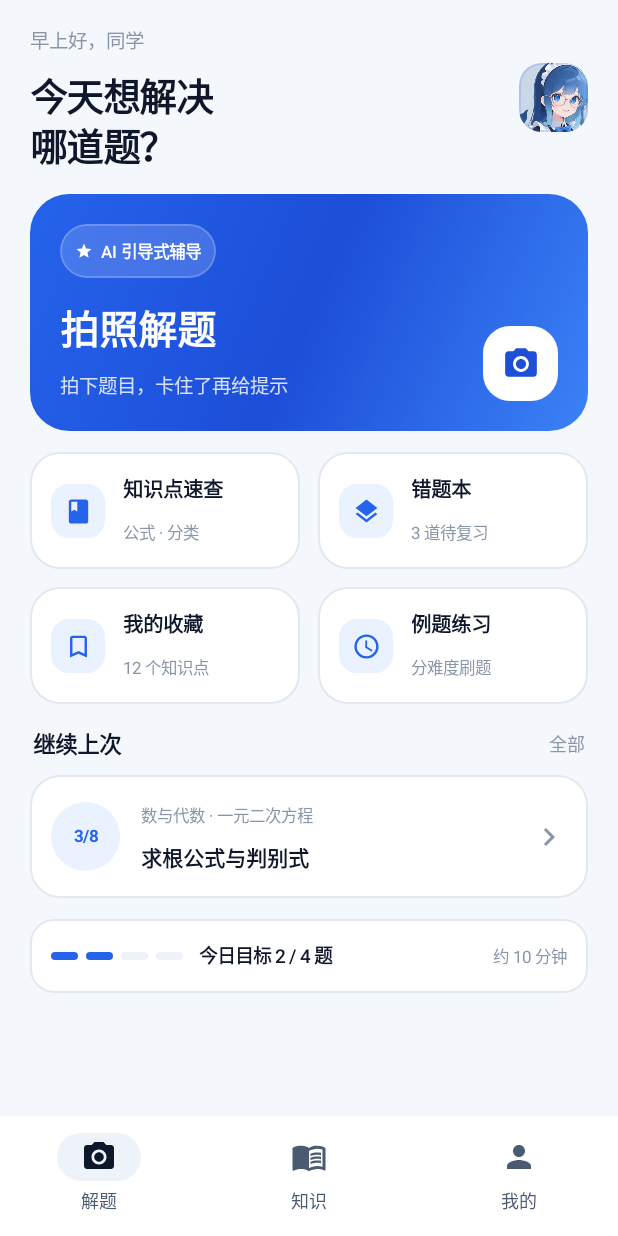
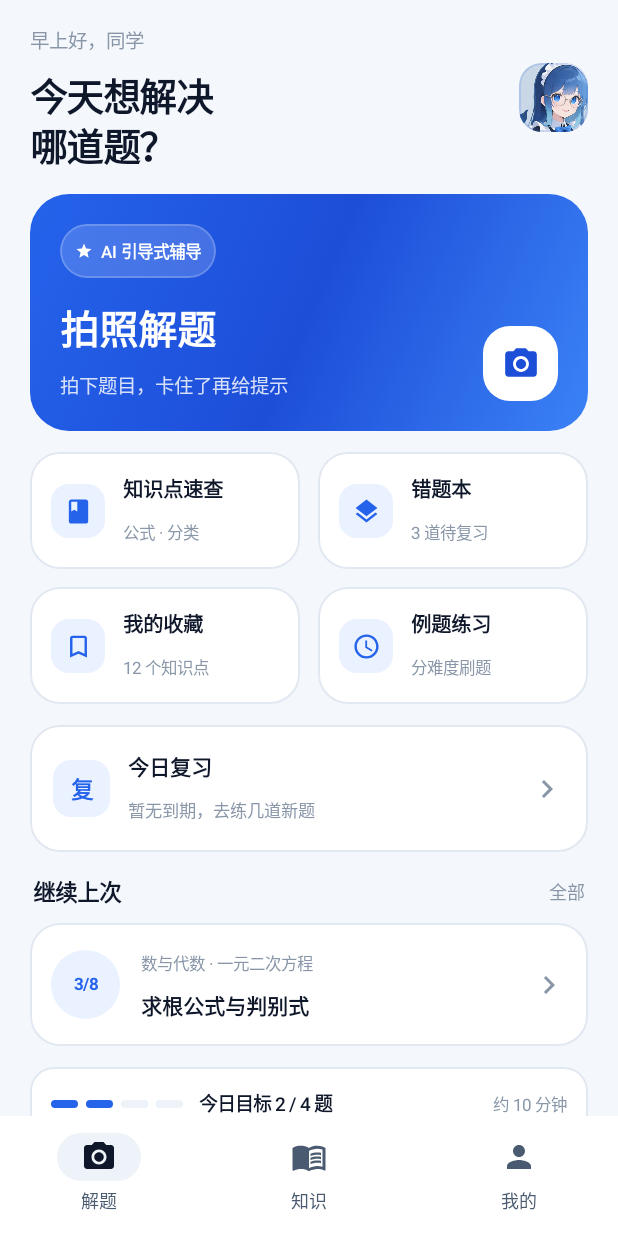
Before and after one commit to gankutsuoulz/math-knowledge-ai-agent-app, an Android app built with Jetpack Compose: the screen it shows after launch (MainActivity), on a phone screen of 412 x 824 dp. Run offline under Robolectric (Android 15) with nearby library versions, the phone set to English and light mode, and no system bars; our stand-ins replace Room's generated code.

Commit message:
feat: 掌握度与复习队列 v1（Room v5 + 首页今日复习）

```diff
--- a/math-workspace/app/src/main/java/com/mathkatex/verify/MainActivity.kt
+++ b/math-workspace/app/src/main/java/com/mathkatex/verify/MainActivity.kt
@@ -38,6 +38,7 @@ import androidx.navigation.compose.currentBackStackEntryAsState
 import androidx.navigation.compose.rememberNavController
 import com.mathkatex.verify.data.SettingsManager
 import com.mathkatex.verify.data.local.ExampleRepository
+import com.mathkatex.verify.data.local.LearningRepository
 import com.mathkatex.verify.data.local.KnowledgeRepository
 import com.mathkatex.verify.screens.ErrorGuideScreen
 import com.mathkatex.verify.screens.FavoritesScreen
@@ -49,6 +50,7 @@ import com.mathkatex.verify.screens.LibraryScreen
 import com.mathkatex.verify.screens.MineScreen
 import com.mathkatex.verify.screens.PhotoSolveScreen
 import com.mathkatex.verify.screens.RegionSelectScreen
+import com.mathkatex.verify.screens.ReviewScreen
 import com.mathkatex.verify.screens.PracticeScreen
 import com.mathkatex.verify.screens.SearchScreen
 import com.mathkatex.verify.screens.SettingsScreen
@@ -68,6 +70,7 @@ class MainActivity : ComponentActivity() {
             KnowledgeRepository.init(applicationContext)
             // 启动即灌例题，保证知识详情能立刻看到相关例题
             ExampleRepository.init(applicationContext)
+            LearningRepository.init(applicationContext)
         }
 
         setContent {
@@ -97,6 +100,7 @@ sealed class Screen(val route: String, val title: String) {
     object ErrorGuide : Screen("error_guide", "错误辅导")
     object FormulaConvert : Screen("formula_convert", "拍照转公式")
     object Mine : Screen("mine", "我的")
+    object Review : Screen("review", "今日复习")
     object Settings : Screen("settings", "设置")
 }
 
--- a/math-workspace/app/src/main/java/com/mathkatex/verify/data/local/AppDatabase.kt
+++ b/math-workspace/app/src/main/java/com/mathkatex/verify/data/local/AppDatabase.kt
@@ -18,8 +18,10 @@ import androidx.sqlite.db.SupportSQLiteDatabase
         KnowledgePathEntity::class,
         KnowledgePathItemEntity::class,
         KnowledgeModelEntity::class,
+        MasteryEntity::class,
+        ReviewItemEntity::class,
     ],
-    version = 4,
+    version = 5,
     exportSchema = false,
 )
 abstract class AppDatabase : RoomDatabase() {
@@ -27,6 +29,7 @@ abstract class AppDatabase : RoomDatabase() {
     abstract fun exampleDao(): ExampleDao
     abstract fun practiceDao(): PracticeDao
     abstract fun knowledgeGraphDao(): KnowledgeGraphDao
+    abstract fun masteryDao(): MasteryDao
 
     companion object {
         @Volatile
@@ -116,6 +119,23 @@ abstract class AppDatabase : RoomDatabase() {
             }
         }
 
+        /** v4 -> v5：掌握度与复习队列。 */
+        private val MIGRATION_4_5 = object : Migration(4, 5) {
+            override fun migrate(db: SupportSQLiteDatabase) {
+                db.execSQL(
+                    "CREATE TABLE IF NOT EXISTS `mastery` (" +
+                        "`knowledgeId` TEXT NOT NULL, `score` REAL NOT NULL, `attempts` INTEGER NOT NULL, " +
+                        "`correct` INTEGER NOT NULL, `stage` INTEGER NOT NULL, `updatedAt` INTEGER NOT NULL, " +
+                        "`nextReviewAt` INTEGER NOT NULL, PRIMARY KEY(`knowledgeId`))",
+                )
+                db.execSQL(
+                    "CREATE TABLE IF NOT EXISTS `review_items` (" +
+                        "`knowledgeId` TEXT NOT NULL, `dueAt` INTEGER NOT NULL, `stage` INTEGER NOT NULL, " +
+                        "`updatedAt` INTEGER NOT NULL, PRIMARY KEY(`knowledgeId`))",
+                )
+            }
+        }
+
         fun getInstance(context: Context): AppDatabase {
             return INSTANCE ?: synchronized(this) {
                 val instance = Room.databaseBuilder(
@@ -123,7 +143,7 @@ abstract class AppDatabase : RoomDatabase() {
                     AppDatabase::class.java,
                     "math_app.db",
                 )
-                    .addMigrations(MIGRATION_1_2, MIGRATION_2_3, MIGRATION_3_4)
+                    .addMigrations(MIGRATION_1_2, MIGRATION_2_3, MIGRATION_3_4, MIGRATION_4_5)
                     .fallbackToDestructiveMigration()
                     .build()
                 INSTANCE = instance
--- /dev/null
+++ b/math-workspace/app/src/main/java/com/mathkatex/verify/data/local/MasteryDao.kt
@@ -0,0 +1,36 @@
+package com.mathkatex.verify.data.local
+
+import androidx.room.Dao
+import androidx.room.Insert
+import androidx.room.OnConflictStrategy
+import androidx.room.Query
+
+@Dao
+interface MasteryDao {
+    @Query("SELECT * FROM mastery WHERE knowledgeId = :id")
+    suspend fun get(id: String): MasteryEntity?
+
+    @Query("SELECT * FROM mastery ORDER BY updatedAt DESC")
+    suspend fun all(): List<MasteryEntity>
+
+    @Insert(onConflict = OnConflictStrategy.REPLACE)
+    suspend fun upsert(item: MasteryEntity)
+
+    @Query("SELECT * FROM review_items WHERE dueAt <= :now ORDER BY dueAt LIMIT :limit")
+    suspend fun due(now: Long, limit: Int = 20): List<ReviewItemEntity>
+
+    @Query("SELECT COUNT(*) FROM review_items WHERE dueAt <= :now")
+    suspend fun dueCount(now: Long): Int
+
+    @Insert(onConflict = OnConflictStrategy.REPLACE)
+    suspend fun upsertReview(item: ReviewItemEntity)
+
+    @Query("SELECT * FROM review_items WHERE knowledgeId = :id")
+    suspend fun reviewOf(id: String): ReviewItemEntity?
+
+    @Query("SELECT COUNT(*) FROM mastery WHERE score >= 0.75")
+    suspend fun masteredCount(): Int
+
+    @Query("SELECT AVG(score) FROM mastery")
+    suspend fun averageScore(): Float?
+}
--- a/math-workspace/app/src/main/java/com/mathkatex/verify/screens/HomeScreen.kt
+++ b/math-workspace/app/src/main/java/com/mathkatex/verify/screens/HomeScreen.kt
@@ -1,4 +1,16 @@
 package com.mathkatex.verify.screens
+
+import androidx.compose.runtime.setValue
+
+import androidx.compose.runtime.getValue
+
+import androidx.compose.runtime.mutableStateOf
+
+import androidx.compose.runtime.remember
+
+import androidx.compose.material3.CardDefaults
+
+import androidx.compose.material3.Card
 
 import androidx.compose.foundation.BorderStroke
 import androidx.compose.foundation.Image
@@ -42,6 +54,9 @@ import androidx.compose.ui.graphics.Color
 import androidx.compose.ui.graphics.vector.ImageVector
 import androidx.compose.ui.layout.ContentScale
 import androidx.compose.ui.res.painterResource
+import androidx.compose.ui.platform.LocalContext
+import androidx.compose.runtime.LaunchedEffect
+import com.mathkatex.verify.data.local.LearningRepository
 import androidx.compose.ui.text.font.FontWeight
 import androidx.compose.ui.text.style.TextOverflow
 import androidx.compose.ui.unit.dp
@@ -82,6 +97,7 @@ fun HomeScreen(navController: NavHostController) {
         item { HomeHeader(colors, hello) }
         item { PhotoSolveCta(colors) { navController.navigate(Screen.PhotoSolve.route) } }
         item { QuickGrid(colors, navController) }
+        item { ReviewHomeCard(colors) { navController.navigate(Screen.Review.route) } }
         item { ContinueCard(colors) { navController.navigate(Screen.Knowledge.route) } }
         item { DailyStrip(colors) }
     }
@@ -307,3 +323,44 @@ private fun DailyStrip(colors: AppColors) {
         }
     }
 }
+
+
+@Composable
+private fun ReviewHomeCard(colors: AppColors, onClick: () -> Unit) {
+    val context = LocalContext.current
+    var due by remember { mutableStateOf(0) }
+    LaunchedEffect(Unit) {
+        LearningRepository.init(context)
+        due = LearningRepository.dueCount()
+    }
+    Card(
+        modifier = Modifier.fillMaxWidth().clickable { onClick() },
+        shape = RoundedCornerShape(20.dp),
+        colors = CardDefaults.cardColors(containerColor = colors.surface),
+        border = BorderStroke(1.dp, colors.line),
+        elevation = CardDefaults.cardElevation(defaultElevation = 0.dp),
+    ) {
+        Row(
+            modifier = Modifier.fillMaxWidth().padding(15.dp),
+            verticalAlignment = Alignment.CenterVertically,
+        ) {
+            Box(
+                modifier = Modifier.size(38.dp).clip(RoundedCornerShape(12.dp)).background(colors.primarySoft),
+                contentAlignment = Alignment.Center,
+            ) { Text("复", fontSize = 15.sp, color = colors.primary, fontWeight = FontWeight.Bold) }
+            Spacer(Modifier.width(12.dp))
+            Column(Modifier.weight(1f)) {
+                Text(
+                    if (due > 0) "今日复习 $due 个知识点" else "今日复习",
+                    fontSize = 14.sp, fontWeight = FontWeight.SemiBold, color = colors.text,
+                )
+                Spacer(Modifier.height(3.dp))
+                Text(
+                    if (due > 0) "按掌握度安排，趁热打铁" else "暂无到期，去练几道新题",
+                    fontSize = 11.5.sp, color = colors.text3,
+                )
+            }
+            Icon(Icons.Default.ChevronRight, contentDescription = null, tint = colors.text3)
+        }
+    }
+}
--- a/math-workspace/app/src/main/java/com/mathkatex/verify/screens/PracticeScreen.kt
+++ b/math-workspace/app/src/main/java/com/mathkatex/verify/screens/PracticeScreen.kt
@@ -55,6 +55,7 @@ import androidx.compose.ui.unit.sp
 import com.google.gson.JsonParser
 import com.mathkatex.verify.data.local.ExampleEntity
 import com.mathkatex.verify.data.local.ExampleRepository
+import com.mathkatex.verify.data.local.LearningRepository
 import com.mathkatex.verify.ui.theme.AppColors
 import com.mathkatex.verify.ui.theme.LocalAppColors
 import kotlinx.coroutines.launch
@@ -142,7 +143,10 @@ fun PracticeScreen(knowledgeId: String = "", onBack: () -> Unit = {}) {
                                 val userAnswer = if (example.type == "choice") state.selected else state.fill
                                 val correct = normalizeAnswer(userAnswer) == normalizeAnswer(example.answer)
                                 answers[example.id] = state.copy(submitted = true, correct = correct)
-                                scope.launch { ExampleRepository.record(example.id, correct, userAnswer, example.knowledgeId) }
+                                scope.launch {
+                                    ExampleRepository.record(example.id, correct, userAnswer, example.knowledgeId)
+                                    LearningRepository.onAnswer(example.knowledgeId, correct)
+                                }
                             },
                             onToggleFavorite = {
                                 val next = example.id !in favorites
```
Also changed, not shown: math-workspace/app/src/main/java/com/mathkatex/verify/data/local/LearningRepository.kt (added, +71 -0 lines), math-workspace/app/src/main/java/com/mathkatex/verify/data/local/MasteryEntities.kt (added, +25 -0 lines), math-workspace/app/src/main/java/com/mathkatex/verify/screens/ReviewScreen.kt (added, +108 -0 lines), 1 other file.
